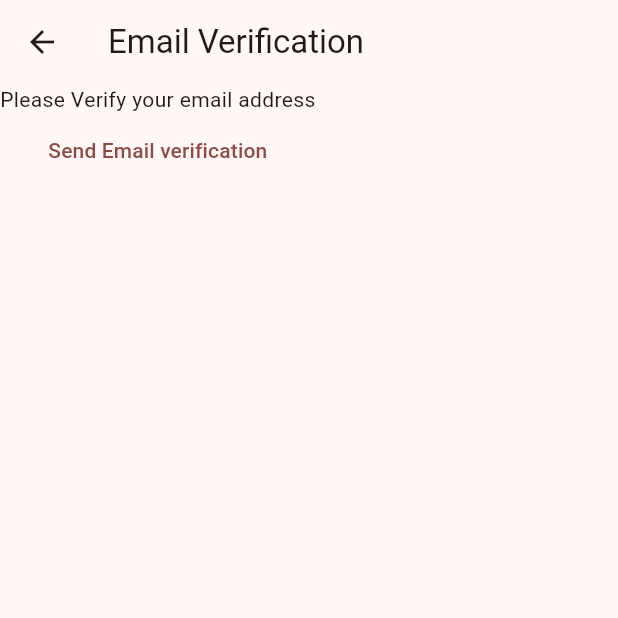
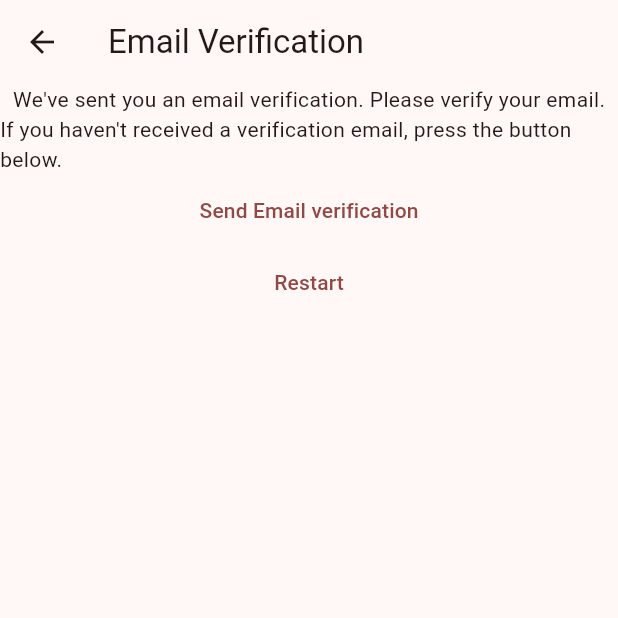
Before and after one commit to alfen-yu/NoteTakingAppFlutter, a Flutter app: the VerifyEmailView screen opened directly, on a phone screen of 412 x 824 dp, the top half of it. Run offline on Flutter 3.47's test engine with Material 3 defaults, Android fonts, the phone set to English and light mode, and no system bars; our stand-ins replace firebase_auth, firebase_core; accounts and stored records are empty; generated files the repository leaves out were written again.

Commit message:
adding abstraction

```diff
--- a/lib/constants/routes.dart
+++ b/lib/constants/routes.dart
@@ -1,3 +1,4 @@
 const loginRoute = '/login/';
 const registerRoute = '/register/';
 const notesRoute = '/notes/';
+const verifyEmail = '/verify-email';
--- a/lib/main.dart
+++ b/lib/main.dart
@@ -28,6 +28,7 @@ void main() async {
       loginRoute: (context) => const LoginView(),
       registerRoute: (context) => const RegisterView(),
       notesRoute: (context) => const NotesView(),
+      verifyEmail: (context) => const VerifyEmailView(),
     },
   ));
 }
--- a/lib/views/notes_view.dart
+++ b/lib/views/notes_view.dart
@@ -21,7 +21,7 @@ class _NotesViewState extends State<NotesView> {
   Widget build(BuildContext context) {
     return Scaffold(
         appBar: AppBar(
-            title: const Text('My Notes'),
+            title: const Text('Tasking App'),
             backgroundColor: const Color.fromARGB(255, 67, 196, 166),
             foregroundColor: const Color.fromARGB(255, 117, 32, 2),
             actions: [
--- a/lib/views/verify_email_view.dart
+++ b/lib/views/verify_email_view.dart
@@ -1,3 +1,4 @@
+import 'package:dartbasics/constants/routes.dart';
 import 'package:firebase_auth/firebase_auth.dart';
 import 'package:flutter/material.dart';
 import 'dart:developer' as devtools show log;
@@ -16,7 +17,8 @@ class _VerifyEmailViewState extends State<VerifyEmailView> {
       appBar: AppBar(title: const Text('Email Verification')),
       body: Column(
         children: [
-          const Text('Please Verify your email address'),
+          const Text("We've sent you an email verification. Please verify your email."),
+          const Text("If you haven't received a verification email, press the button below."),
           TextButton(
             onPressed: () async {
               final user = FirebaseAuth.instance.currentUser;
@@ -30,6 +32,11 @@ class _VerifyEmailViewState extends State<VerifyEmailView> {
             },
             child: const Text('Send Email verification'),
           ),
+          TextButton(onPressed: () async {
+            await FirebaseAuth.instance.signOut();
+            if(!context.mounted) return;
+            Navigator.of(context).pushNamedAndRemoveUntil(registerRoute, (route) => false);
+          }, child: const Text('Restart')),
         ],
       ),
     );
```
Also changed, not shown: lib/views/login_view.dart (+22 -8 lines), lib/views/register_view.dart (+7 -3 lines).
